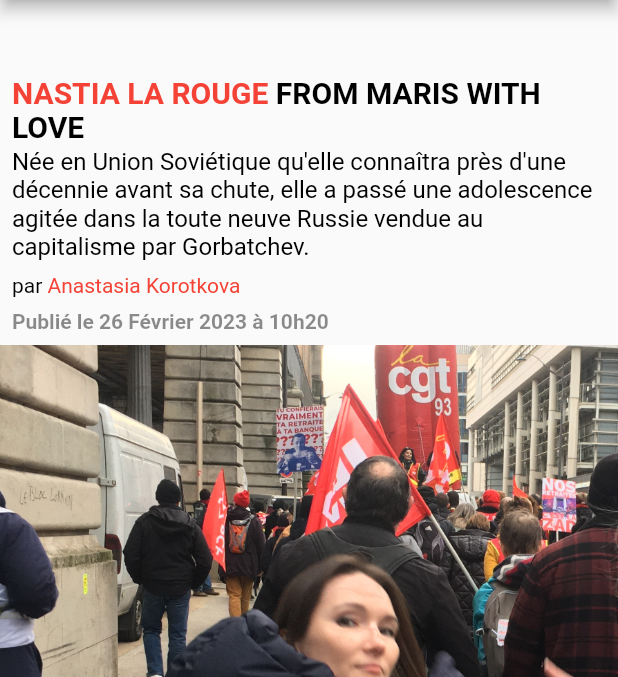
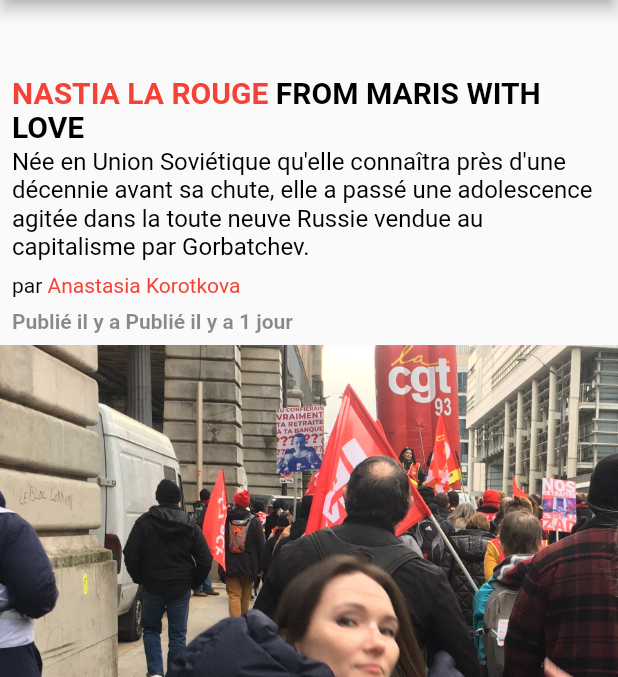
Before and after one commit to Nastiakor/Liberation_resume_app, a Flutter app: the jojoHomePresentation screen opened directly, after a tap on an icon or button, on a phone screen of 412 x 824 dp, the part 84-761 px from its top. Run offline on Flutter 3.47's test engine with Material 2 defaults, Android fonts, the phone set to English and light mode, and no system bars; missing offline and left inert: dart:ffi.

Commit message:
Ajout Date

```diff
--- /dev/null
+++ b/lib/functions.dart
@@ -0,0 +1,13 @@
+String calculatePublishingDate(DateTime publishingDate) {
+  DateTime now = DateTime.now();
+  DateTime howLongFromNow =
+      DateTime(now.year, publishingDate.month, publishingDate.day);
+
+  Duration duration = now.difference(howLongFromNow);
+  int durationInDays = duration.inDays;
+  if (durationInDays == 1) {
+    return "Publié il y a $durationInDays jour";
+  } else {
+    return "Publié il y a $durationInDays jours";
+  }
+}
--- a/lib/homearticles.dart
+++ b/lib/homearticles.dart
@@ -1,23 +1,29 @@
 import 'package:flutter/material.dart';
 import 'package:cv_flutter_libe/style.dart';
 import 'package:cv_flutter_libe/main.dart';
+import 'package:cv_flutter_libe/functions.dart';
 
-void _onItemTapped(int index) {
+void _onItemTapped(int index) {}
 
-}
 class jojoHomePresentation extends StatefulWidget {
   @override
   _HomeState createState() => _HomeState();
 }
 
 class _HomeState extends State<jojoHomePresentation> {
-
   int _currentIndex = 0;
 
   @override
   Widget build(BuildContext context) {
     var size = MediaQuery.of(context).size;
     var platform = Theme.of(context).platform;
+    final DateTime articlePublishingDate = DateTime(2023, 02, 27);
+
+// Define the function to calculate the days until the birthday
+    String daysUntilArticle() {
+      return calculatePublishingDate(articlePublishingDate);
+    }
+
     return Scaffold(
       appBar: MyAppBar(),
       body: SingleChildScrollView(
@@ -74,7 +80,7 @@ class _HomeState extends State<jojoHomePresentation> {
                 child: RichText(
                   text: TextSpan(
                     children: [
-                      publishDate("Publié le 26 Février 2023 à 10h20"),
+                      publishDate("${daysUntilArticle()}"),
                     ],
                   ),
                 ),
@@ -108,12 +114,12 @@ class _HomeState extends State<jojoHomePresentation> {
         unselectedItemColor: Colors.black,
         items: const <BottomNavigationBarItem>[
           BottomNavigationBarItem(
-            icon: Icon(Icons.close, size: 20),
-            label: 'close',
+            icon: Icon(Icons.close, size: 25),
+            label: '',
           ),
           BottomNavigationBarItem(
-            icon: Icon(Icons.bookmark_border, size: 20),
-            label: 'close',
+            icon: Icon(Icons.bookmark_border, size: 25),
+            label: '',
           ),
         ],
         onTap: (index) {
@@ -135,6 +141,12 @@ class nastiaHomePresentation extends StatelessWidget {
   Widget build(BuildContext context) {
     var size = MediaQuery.of(context).size;
     var platform = Theme.of(context).platform;
+    final DateTime articlePublishingDate = DateTime(2023, 02, 28);
+
+// Define the function to calculate the days until the birthday
+    String daysUntilArticle() {
+      return calculatePublishingDate(articlePublishingDate);
+    }
     return Scaffold(
       appBar: MyAppBar(),
       body: SingleChildScrollView(
@@ -192,7 +204,7 @@ class nastiaHomePresentation extends StatelessWidget {
                 child: RichText(
                   text: TextSpan(
                     children: [
-                      publishDate("Publié le 26 Février 2023 à 10h20"),
+                      publishDate("Publié il y a ${daysUntilArticle()}"),
                     ],
                   ),
                 ),
@@ -203,6 +215,7 @@ class nastiaHomePresentation extends StatelessWidget {
             children: [
               Image.asset(
                 'img/NASTIA.JPG',
+                width: size.width,
               ),
             ],
           ),
--- a/lib/style.dart
+++ b/lib/style.dart
@@ -1,3 +1,5 @@
+import 'dart:ffi';
+
 import 'package:flutter/material.dart';
 import 'package:cv_flutter_libe/main.dart';
 
@@ -206,7 +208,6 @@ Column megaGigaFunction(String redTitleVar, String blackTitleVar, String sousTit
         children: [
           Image.asset(
             '$imageAssetpath',
-            width: 400,
             fit: BoxFit.cover,
           ),
         ],
```
Also changed, not shown: lib/main.dart (line endings or trailing spaces).
